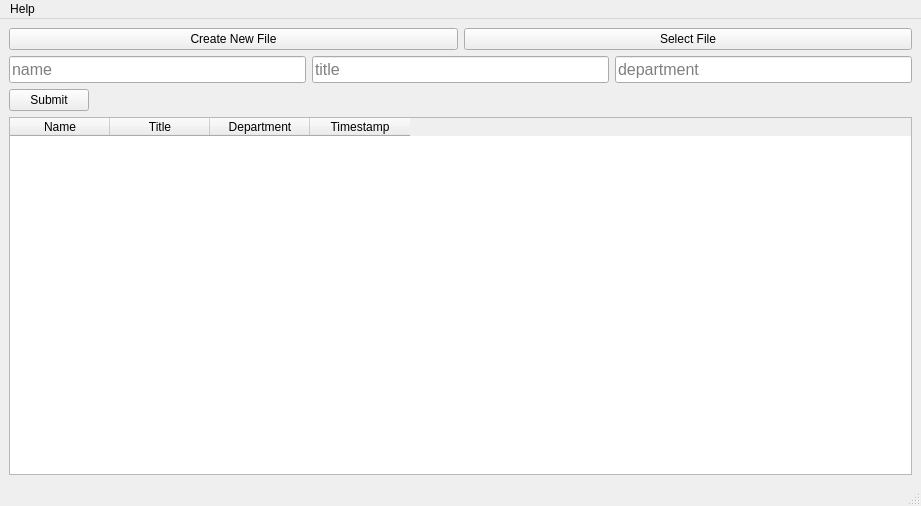
BrianHammond/Simple_CSV_Tool, file main.ui: the form before one commit.
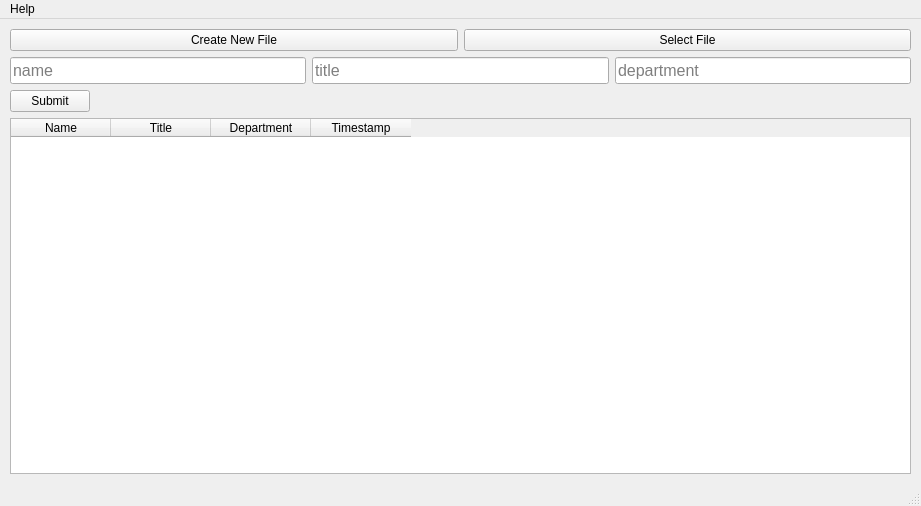
The form after the commit. Icons and pictures are not drawn.

What changed in the file:
```diff
--- a/main.ui
+++ b/main.ui
@@ -19,6 +19,18 @@
   </property>
   <widget class="QWidget" name="centralwidget">
    <layout class="QVBoxLayout" name="verticalLayout">
+    <property name="leftMargin">
+     <number>10</number>
+    </property>
+    <property name="topMargin">
+     <number>10</number>
+    </property>
+    <property name="rightMargin">
+     <number>10</number>
+    </property>
+    <property name="bottomMargin">
+     <number>10</number>
+    </property>
     <item>
      <layout class="QHBoxLayout" name="horizontalLayout_4">
       <item>
```
Left out of the diff: 2 changed lines with no effect on the pictures.
